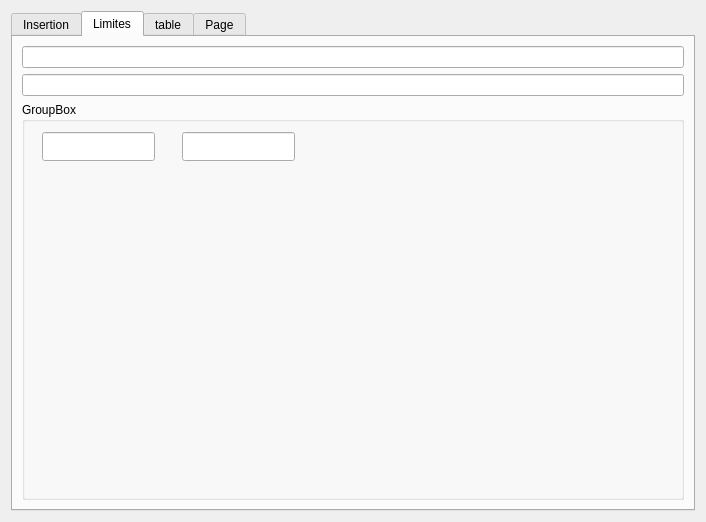
The window that TabView.ui (heliomaster/SaraaProject) describes before a commit, drawn with Qt 5.
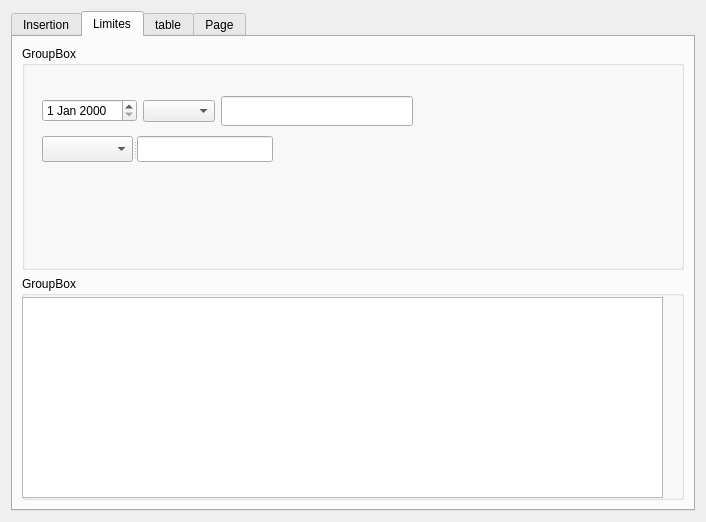
The same window after the commit. The open tabs and pages were chosen to show the change.

Diff of the .ui file:
```diff
--- a/TabView.ui
+++ b/TabView.ui
@@ -192,41 +192,79 @@
        <string>Limites</string>
       </attribute>
       <layout class="QVBoxLayout" name="verticalLayout_4">
-       <item>
-        <layout class="QVBoxLayout" name="verticalLayout_2">
-         <item>
-          <widget class="QLineEdit" name="lineEdit_2"/>
-         </item>
-         <item>
-          <widget class="QLineEdit" name="lineEdit"/>
-         </item>
-        </layout>
-       </item>
        <item>
         <widget class="QGroupBox" name="groupBox">
          <property name="title">
           <string>GroupBox</string>
          </property>
-         <widget class="QLineEdit" name="lineEdit_3">
+         <widget class="QSplitter" name="splitter_3">
           <property name="geometry">
            <rect>
             <x>20</x>
-            <y>30</y>
-            <width>113</width>
-            <height>29</height>
+            <y>90</y>
+            <width>231</width>
+            <height>26</height>
            </rect>
           </property>
+          <property name="orientation">
+           <enum>Qt::Horizontal</enum>
+          </property>
+          <widget class="QComboBox" name="comboBox_avions"/>
+          <widget class="QLineEdit" name="lineEdit_avion_2"/>
          </widget>
-         <widget class="QLineEdit" name="lineEdit_4">
+         <widget class="QWidget" name="">
           <property name="geometry">
            <rect>
-            <x>160</x>
-            <y>30</y>
-            <width>113</width>
-            <height>29</height>
+            <x>20</x>
+            <y>50</y>
+            <width>371</width>
+            <height>30</height>
            </rect>
           </property>
+          <layout class="QHBoxLayout" name="horizontalLayout_4">
+           <item>
+            <widget class="QDateEdit" name="dateEdit_pilote"/>
+           </item>
+           <item>
+            <widget class="QComboBox" name="comboBox_pilote_2"/>
+           </item>
+           <item>
+            <widget class="QSplitter" name="splitter_2">
+             <property name="orientation">
+              <enum>Qt::Horizontal</enum>
+             </property>
+             <widget class="QLineEdit" name="lineEdit_pilote_2"/>
+            </widget>
+           </item>
+          </layout>
          </widget>
+         <zorder>comboBox_pilotes</zorder>
+         <zorder>comboBox_avions</zorder>
+         <zorder>lineEdit_total_pilotes</zorder>
+         <zorder>lineEdit_avion_2</zorder>
+         <zorder>dateEdit</zorder>
+         <zorder>comboBox_pilote_2</zorder>
+         <zorder>dateEdit_pilote</zorder>
+        </widget>
+       </item>
+       <item>
+        <widget class="QGroupBox" name="groupBox_2">
+         <property name="title">
+          <string>GroupBox</string>
+         </property>
+         <widget class="QTableView" name="tableView_limites">
+          <property name="geometry">
+           <rect>
+            <x>0</x>
+            <y>21</y>
+            <width>641</width>
+            <height>201</height>
+           </rect>
+          </property>
+         </widget>
+         <zorder>tableView_limites</zorder>
+         <zorder>groupBox</zorder>
+         <zorder>groupBox</zorder>
         </widget>
        </item>
       </layout>
```
Left out of the diff: 40 changed lines with no effect on the pictures.
